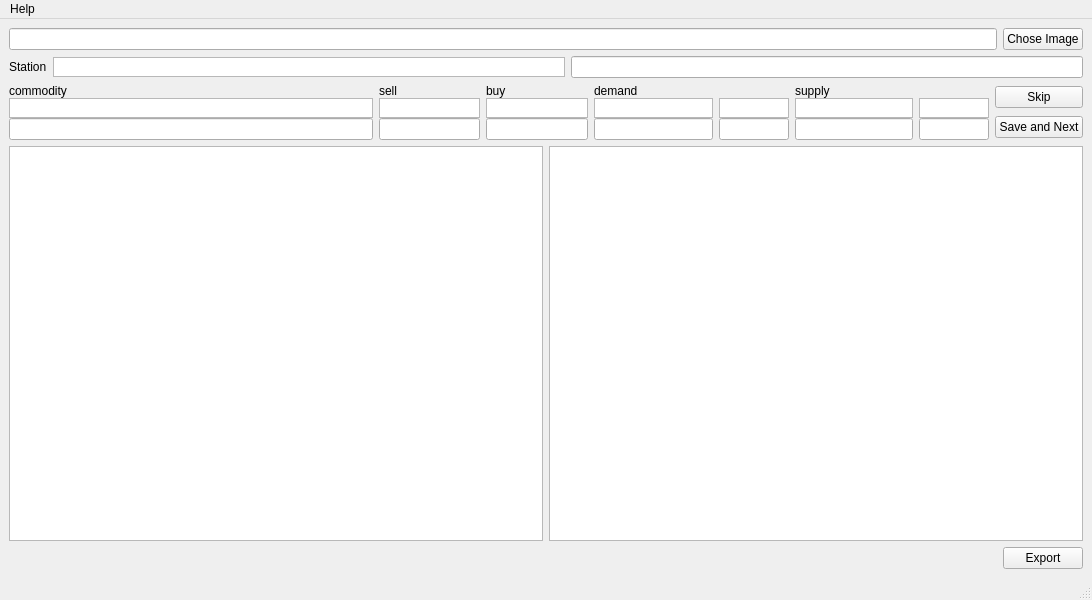
The window that eliteOCRGUI.ui (seeebek/EliteOCR) describes before a commit, drawn with Qt 5.
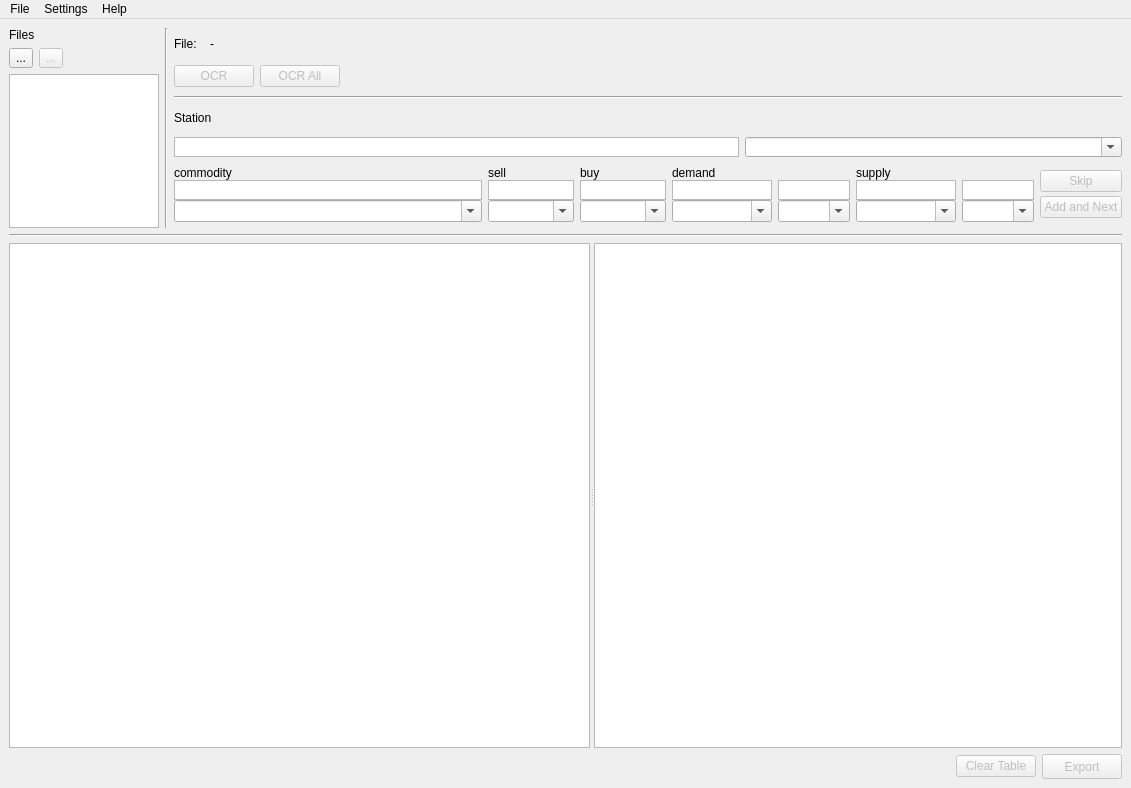
The same window after the commit. Icons and pictures are not drawn. Custom widgets are drawn as their Qt base class.

```diff
--- a/eliteOCRGUI.ui
+++ b/eliteOCRGUI.ui
@@ -6,31 +6,228 @@
    <rect>
     <x>0</x>
     <y>0</y>
-    <width>1092</width>
-    <height>600</height>
+    <width>1131</width>
+    <height>788</height>
    </rect>
   </property>
   <property name="windowTitle">
-   <string>MainWindow</string>
+   <string>EliteOCR</string>
+  </property>
+  <property name="windowIcon">
+   <iconset resource="res.qrc">
+    <normaloff>:/ico/icon.ico</normaloff>:/ico/icon.ico</iconset>
+  </property>
+  <property name="animated">
+   <bool>true</bool>
+  </property>
+  <property name="tabShape">
+   <enum>QTabWidget::Rounded</enum>
   </property>
   <widget class="QWidget" name="centralwidget">
+   <layout class="QVBoxLayout" name="verticalLayout_5">
+    <item>
+     <widget class="QWidget" name="widget" native="true">
+      <property name="maximumSize">
+       <size>
+        <width>16777215</width>
+        <height>200</height>
+       </size>
+      </property>
+      <layout class="QHBoxLayout" name="horizontalLayout_9">
+       <property name="margin">
+        <number>0</number>
+       </property>
+       <item>
+        <layout class="QVBoxLayout" name="verticalLayout_4">
+         <item>
+          <widget class="QLabel" name="label_7">
+           <property name="minimumSize">
+            <size>
+             <width>150</width>
+             <height>0</height>
+            </size>
+           </property>
+           <property name="maximumSize">
+            <size>
+             <width>16777215</width>
+             <height>20</height>
+            </size>
+           </property>
+           <property name="text">
+            <string>Files</string>
+           </property>
+          </widget>
+         </item>
+         <item>
+          <layout class="QHBoxLayout" name="horizontalLayout_7">
+           <item>
+            <widget class="QToolButton" name="add_button">
+             <property name="maximumSize">
+              <size>
+               <width>16777215</width>
+               <height>20</height>
+              </size>
+             </property>
+             <property name="text">
+              <string>...</string>
+             </property>
+             <property name="icon">
+              <iconset resource="res.qrc">
+               <normaloff>:/ico/plus.png</normaloff>:/ico/plus.png</iconset>
+             </property>
+            </widget>
+           </item>
+           <item>
+            <widget class="QToolButton" name="remove_button">
+             <property name="enabled">
+              <bool>false</bool>
+             </property>
+             <property name="maximumSize">
+              <size>
+               <width>16777215</width>
+               <height>20</height>
+              </size>
+             </property>
+             <property name="text">
+              <string>...</string>
+             </property>
+             <property name="icon">
+              <iconset resource="res.qrc">
+               <normaloff>:/ico/minus.png</normaloff>:/ico/minus.png</iconset>
+             </property>
+            </widget>
+           </item>
+           <item>
+            <spacer name="horizontalSpacer">
+             <property name="orientation">
+              <enum>Qt::Horizontal</enum>
+             </property>
+             <property name="sizeType">
+              <enum>QSizePolicy::Expanding</enum>
+             </property>
+             <property name="sizeHint" stdset="0">
+              <size>
+               <width>40</width>
+               <height>20</height>
+              </size>
+             </property>
+            </spacer>
+           </item>
+          </layout>
+         </item>
+         <item>
+          <widget class="QListWidget" name="file_list">
+           <property name="minimumSize">
+            <size>
+             <width>150</width>
+             <height>0</height>
+            </size>
+           </property>
+           <property name="maximumSize">
+            <size>
+             <width>16777215</width>
+             <height>200</height>
+            </size>
+           </property>
+          </widget>
+         </item>
+        </layout>
+       </item>
+       <item>
+        <widget class="Line" name="line_3">
+         <property name="orientation">
+          <enum>Qt::Vertical</enum>
+         </property>
+        </widget>
+       </item>
+       <item>
    <layout class="QVBoxLayout" name="verticalLayout_2">
+         <property name="sizeConstraint">
+          <enum>QLayout::SetDefaultConstraint</enum>
+         </property>
     <item>
      <layout class="QHBoxLayout" name="horizontalLayout">
+           <property name="sizeConstraint">
+            <enum>QLayout::SetDefaultConstraint</enum>
+           </property>
       <item>
-       <widget class="QLineEdit" name="path_to_image"/>
+            <widget class="QLabel" name="label_8">
+             <property name="maximumSize">
+              <size>
+               <width>30</width>
+               <height>25</height>
+              </size>
+             </property>
+             <property name="text">
+              <string>File: </string>
+             </property>
+            </widget>
       </item>
       <item>
-       <widget class="QPushButton" name="image_button">
+            <widget class="QLabel" name="file_label">
+             <property name="maximumSize">
+              <size>
+               <width>16777215</width>
+               <height>25</height>
+              </size>
+             </property>
         <property name="text">
-         <string>Chose Image</string>
+              <string>-</string>
         </property>
        </widget>
       </item>
      </layout>
     </item>
     <item>
-     <layout class="QHBoxLayout" name="horizontalLayout_5">
+          <layout class="QHBoxLayout" name="horizontalLayout_8">
+           <item>
+            <widget class="QPushButton" name="ocr_button">
+             <property name="enabled">
+              <bool>false</bool>
+             </property>
+             <property name="maximumSize">
+              <size>
+               <width>16777215</width>
+               <height>22</height>
+              </size>
+             </property>
+             <property name="text">
+              <string>OCR</string>
+             </property>
+            </widget>
+           </item>
+           <item>
+            <widget class="QPushButton" name="ocr_all">
+             <property name="enabled">
+              <bool>false</bool>
+             </property>
+             <property name="text">
+              <string>OCR All</string>
+             </property>
+            </widget>
+           </item>
+           <item>
+            <spacer name="horizontalSpacer_3">
+             <property name="orientation">
+              <enum>Qt::Horizontal</enum>
+             </property>
+             <property name="sizeHint" stdset="0">
+              <size>
+               <width>40</width>
+               <height>5</height>
+              </size>
+             </property>
+            </spacer>
+           </item>
+          </layout>
+         </item>
+         <item>
+          <widget class="Line" name="line">
+           <property name="orientation">
+            <enum>Qt::Horizontal</enum>
+           </property>
+          </widget>
+         </item>
       <item>
        <widget class="QLabel" name="label_5">
         <property name="minimumSize">
@@ -39,16 +236,24 @@
           <height>0</height>
          </size>
         </property>
+           <property name="maximumSize">
+            <size>
+             <width>16777215</width>
+             <height>20</height>
+            </size>
+           </property>
         <property name="text">
          <string>Station</string>
         </property>
        </widget>
       </item>
       <item>
+          <layout class="QHBoxLayout" name="horizontalLayout_5">
+           <item>
        <widget class="QGraphicsView" name="station_name_img">
         <property name="sizePolicy">
          <sizepolicy hsizetype="Expanding" vsizetype="Fixed">
-          <horstretch>0</horstretch>
+               <horstretch>6</horstretch>
           <verstretch>0</verstretch>
          </sizepolicy>
         </property>
@@ -70,7 +275,41 @@
        </widget>
       </item>
       <item>
-       <widget class="QLineEdit" name="station_name"/>
+            <widget class="QComboBox" name="station_name">
+             <property name="enabled">
+              <bool>true</bool>
+             </property>
+             <property name="sizePolicy">
+              <sizepolicy hsizetype="Expanding" vsizetype="Fixed">
+               <horstretch>4</horstretch>
+               <verstretch>0</verstretch>
+              </sizepolicy>
+             </property>
+             <property name="maximumSize">
+              <size>
+               <width>16777215</width>
+               <height>20</height>
+              </size>
+             </property>
+             <property name="acceptDrops">
+              <bool>false</bool>
+             </property>
+             <property name="styleSheet">
+              <string notr="true"/>
+             </property>
+             <property name="editable">
+              <bool>true</bool>
+             </property>
+             <property name="iconSize">
+              <size>
+               <width>16</width>
+               <height>16</height>
+              </size>
+             </property>
+             <property name="frame">
+              <bool>true</bool>
+             </property>
+            </widget>
       </item>
      </layout>
     </item>
@@ -123,16 +362,6 @@
             </property>
            </widget>
           </item>
-          <item row="3" column="5">
-           <widget class="QLineEdit" name="supply_num">
-            <property name="sizePolicy">
-             <sizepolicy hsizetype="Expanding" vsizetype="Fixed">
-              <horstretch>14</horstretch>
-              <verstretch>0</verstretch>
-             </sizepolicy>
-            </property>
-           </widget>
-          </item>
           <item row="1" column="5">
            <widget class="QGraphicsView" name="supply_img">
             <property name="sizePolicy">
@@ -217,56 +446,6 @@
             </property>
            </widget>
           </item>
-          <item row="3" column="3">
-           <widget class="QLineEdit" name="demand_num">
-            <property name="sizePolicy">
-             <sizepolicy hsizetype="Expanding" vsizetype="Fixed">
-              <horstretch>14</horstretch>
-              <verstretch>0</verstretch>
-             </sizepolicy>
-            </property>
-           </widget>
-          </item>
-          <item row="3" column="0">
-           <widget class="QLineEdit" name="name">
-            <property name="sizePolicy">
-             <sizepolicy hsizetype="Expanding" vsizetype="Fixed">
-              <horstretch>43</horstretch>
-              <verstretch>0</verstretch>
-             </sizepolicy>
-            </property>
-           </widget>
-          </item>
-          <item row="3" column="1">
-           <widget class="QLineEdit" name="sell">
-            <property name="sizePolicy">
-             <sizepolicy hsizetype="Expanding" vsizetype="Fixed">
-              <horstretch>12</horstretch>
-              <verstretch>0</verstretch>
-             </sizepolicy>
-            </property>
-           </widget>
-          </item>
-          <item row="3" column="2">
-           <widget class="QLineEdit" name="buy">
-            <property name="sizePolicy">
-             <sizepolicy hsizetype="Expanding" vsizetype="Fixed">
-              <horstretch>12</horstretch>
-              <verstretch>0</verstretch>
-             </sizepolicy>
-            </property>
-           </widget>
-          </item>
-          <item row="3" column="4">
-           <widget class="QLineEdit" name="demand">
-            <property name="sizePolicy">
-             <sizepolicy hsizetype="Expanding" vsizetype="Fixed">
-              <horstretch>3</horstretch>
-              <verstretch>0</verstretch>
-             </sizepolicy>
-            </property>
-           </widget>
-          </item>
           <item row="1" column="2">
            <widget class="QGraphicsView" name="buy_img">
             <property name="sizePolicy">
@@ -357,16 +536,6 @@
             </property>
            </widget>
           </item>
-          <item row="3" column="6">
-           <widget class="QLineEdit" name="supply">
-            <property name="sizePolicy">
-             <sizepolicy hsizetype="Expanding" vsizetype="Fixed">
-              <horstretch>3</horstretch>
-              <verstretch>0</verstretch>
-             </sizepolicy>
-            </property>
-           </widget>
-          </item>
           <item row="0" column="0">
            <widget class="QLabel" name="label">
             <property name="sizePolicy">
@@ -432,14 +601,132 @@
             </property>
            </widget>
           </item>
+               <item row="3" column="0">
+                <widget class="QComboBox" name="name">
+                 <property name="sizePolicy">
+                  <sizepolicy hsizetype="Preferred" vsizetype="Fixed">
+                   <horstretch>43</horstretch>
+                   <verstretch>0</verstretch>
+                  </sizepolicy>
+                 </property>
+                 <property name="styleSheet">
+                  <string notr="true"/>
+                 </property>
+                 <property name="editable">
+                  <bool>true</bool>
+                 </property>
+                </widget>
+               </item>
+               <item row="3" column="1">
+                <widget class="QComboBox" name="sell">
+                 <property name="sizePolicy">
+                  <sizepolicy hsizetype="Preferred" vsizetype="Fixed">
+                   <horstretch>12</horstretch>
+                   <verstretch>0</verstretch>
+                  </sizepolicy>
+                 </property>
+                 <property name="styleSheet">
+                  <string notr="true"/>
+                 </property>
+                 <property name="editable">
+                  <bool>true</bool>
+                 </property>
+                </widget>
+               </item>
+               <item row="3" column="2">
+                <widget class="QComboBox" name="buy">
+                 <property name="sizePolicy">
+                  <sizepolicy hsizetype="Preferred" vsizetype="Fixed">
+                   <horstretch>12</horstretch>
+                   <verstretch>0</verstretch>
+                  </sizepolicy>
+                 </property>
+                 <property name="styleSheet">
+                  <string notr="true"/>
+                 </property>
+                 <property name="editable">
+                  <bool>true</bool>
+                 </property>
+                </widget>
+               </item>
+               <item row="3" column="3">
+                <widget class="QComboBox" name="demand_num">
+                 <property name="sizePolicy">
+                  <sizepolicy hsizetype="Preferred" vsizetype="Fixed">
+                   <horstretch>14</horstretch>
+                   <verstretch>0</verstretch>
+                  </sizepolicy>
+                 </property>
+                 <property name="styleSheet">
+                  <string notr="true"/>
+                 </property>
+                 <property name="editable">
+                  <bool>true</bool>
+                 </property>
+                </widget>
+               </item>
+               <item row="3" column="4">
+                <widget class="QComboBox" name="demand">
+                 <property name="sizePolicy">
+                  <sizepolicy hsizetype="Preferred" vsizetype="Fixed">
+                   <horstretch>3</horstretch>
+                   <verstretch>0</verstretch>
+                  </sizepolicy>
+                 </property>
+                 <property name="styleSheet">
+                  <string notr="true"/>
+                 </property>
+                 <property name="editable">
+                  <bool>true</bool>
+                 </property>
+                </widget>
+               </item>
+               <item row="3" column="5">
+                <widget class="QComboBox" name="supply_num">
+                 <property name="sizePolicy">
+                  <sizepolicy hsizetype="Preferred" vsizetype="Fixed">
+                   <horstretch>14</horstretch>
+                   <verstretch>0</verstretch>
+                  </sizepolicy>
+                 </property>
+                 <property name="styleSheet">
+                  <string notr="true"/>
+                 </property>
+                 <property name="editable">
+                  <bool>true</bool>
+                 </property>
+                </widget>
+               </item>
+               <item row="3" column="6">
+                <widget class="QComboBox" name="supply">
+                 <property name="sizePolicy">
+                  <sizepolicy hsizetype="Preferred" vsizetype="Fixed">
+                   <horstretch>3</horstretch>
+                   <verstretch>0</verstretch>
+                  </sizepolicy>
+                 </property>
+                 <property name="styleSheet">
+                  <string notr="true"/>
+                 </property>
+                 <property name="editable">
+                  <bool>true</bool>
+                 </property>
+                </widget>
+               </item>
          </layout>
         </item>
        </layout>
       </item>
       <item>
        <layout class="QVBoxLayout" name="verticalLayout_3">
+             <property name="spacing">
+              <number>0</number>
+             </property>
         <item>
          <widget class="QPushButton" name="skip_button">
+               <property name="enabled">
+                <bool>false</bool>
+               </property>
           <property name="text">
            <string>Skip</string>
           </property>
@@ -447,8 +734,11 @@
         </item>
         <item>
          <widget class="QPushButton" name="save_button">
+               <property name="enabled">
+                <bool>false</bool>
+               </property>
           <property name="text">
-           <string>Save and Next</string>
+                <string>Add and Next</string>
           </property>
          </widget>
         </item>
@@ -456,19 +746,65 @@
       </item>
      </layout>
     </item>
+        </layout>
+       </item>
+      </layout>
+     </widget>
+    </item>
     <item>
-     <layout class="QHBoxLayout" name="horizontalLayout_4">
-      <item>
-       <widget class="QTableWidget" name="result_table"/>
+     <widget class="Line" name="line_2">
+      <property name="enabled">
+       <bool>true</bool>
+      </property>
+      <property name="orientation">
+       <enum>Qt::Horizontal</enum>
+      </property>
+     </widget>
       </item>
       <item>
+     <layout class="QHBoxLayout" name="horizontalLayout_4" stretch="0">
+      <item>
+       <widget class="QSplitter" name="splitter">
+        <property name="sizePolicy">
+         <sizepolicy hsizetype="Preferred" vsizetype="Preferred">
+          <horstretch>0</horstretch>
+          <verstretch>0</verstretch>
+         </sizepolicy>
+        </property>
+        <property name="frameShape">
+         <enum>QFrame::NoFrame</enum>
+        </property>
+        <property name="orientation">
+         <enum>Qt::Horizontal</enum>
+        </property>
        <widget class="QGraphicsView" name="preview">
+         <property name="sizePolicy">
+          <sizepolicy hsizetype="Expanding" vsizetype="Expanding">
+           <horstretch>88</horstretch>
+           <verstretch>0</verstretch>
+          </sizepolicy>
+         </property>
         <property name="verticalScrollBarPolicy">
          <enum>Qt::ScrollBarAlwaysOff</enum>
         </property>
         <property name="horizontalScrollBarPolicy">
          <enum>Qt::ScrollBarAlwaysOff</enum>
         </property>
+        </widget>
+        <widget class="CustomQTableWidget" name="result_table">
+         <property name="sizePolicy">
+          <sizepolicy hsizetype="Expanding" vsizetype="Expanding">
+           <horstretch>80</horstretch>
+           <verstretch>0</verstretch>
+          </sizepolicy>
+         </property>
+         <property name="maximumSize">
+          <size>
+           <width>16777215</width>
+           <height>16777215</height>
+          </size>
+         </property>
+        </widget>
        </widget>
       </item>
      </layout>
@@ -488,8 +824,27 @@
         </property>
        </spacer>
       </item>
+      <item>
+       <widget class="QPushButton" name="clear_table">
+        <property name="enabled">
+         <bool>false</bool>
+        </property>
+        <property name="text">
+         <string>Clear Table</string>
+        </property>
+       </widget>
+      </item>
       <item>
        <widget class="QPushButton" name="export_button">
+        <property name="enabled">
+         <bool>false</bool>
+        </property>
+        <property name="maximumSize">
+         <size>
+          <width>16777215</width>
+          <height>25</height>
+         </size>
+        </property>
         <property name="text">
          <string>Export</string>
         </property>
@@ -504,7 +859,7 @@
     <rect>
      <x>0</x>
      <y>0</y>
-     <width>1092</width>
+     <width>1131</width>
      <height>21</height>
     </rect>
    </property>
@@ -515,9 +870,24 @@
     <addaction name="actionHow_to_use"/>
     <addaction name="actionAbout"/>
    </widget>
+   <widget class="QMenu" name="menuFile">
+    <property name="title">
+     <string>File</string>
+    </property>
+    <addaction name="actionOpen"/>
+    <addaction name="actionExit"/>
+   </widget>
+   <widget class="QMenu" name="menuSettings">
+    <property name="title">
+     <string>Settings</string>
+    </property>
+    <addaction name="actionCalibrate"/>
+    <addaction name="actionPreferences"/>
+   </widget>
+   <addaction name="menuFile"/>
+   <addaction name="menuSettings"/>
    <addaction name="menuHelp"/>
   </widget>
-  <widget class="QStatusBar" name="statusbar"/>
   <action name="actionHow_to_use">
    <property name="text">
     <string>How to use</string>
@@ -529,6 +899,32 @@
    </property>
   </action>
  </widget>
- <resources/>
- <connections/>
+ <customwidgets>
+  <customwidget>
+   <class>CustomQTableWidget</class>
+   <extends>QTableWidget</extends>
+   <header>customqtablewidget.h</header>
+  </customwidget>
+ </customwidgets>
+ <resources>
+  <include location="res.qrc"/>
+ </resources>
+ <connections>
+  <connection>
+   <sender>actionExit</sender>
+   <signal>triggered()</signal>
+   <receiver>MainWindow</receiver>
+   <slot>close()</slot>
+   <hints>
+    <hint type="sourcelabel">
+     <x>-1</x>
+     <y>-1</y>
+    </hint>
+    <hint type="destinationlabel">
+     <x>545</x>
+     <y>299</y>
+    </hint>
+   </hints>
+  </connection>
+ </connections>
 </ui>
```
Left out of the diff: 23 changed lines with no effect on the pictures. Lines whose indentation alone changed are shown as unchanged.
